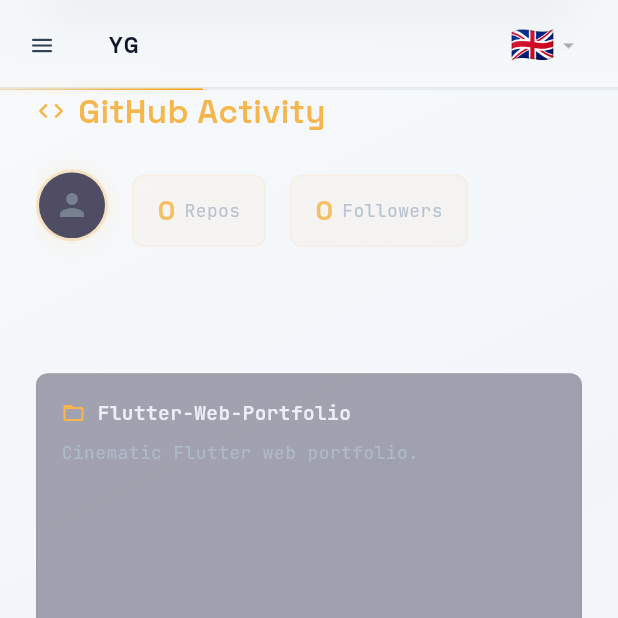
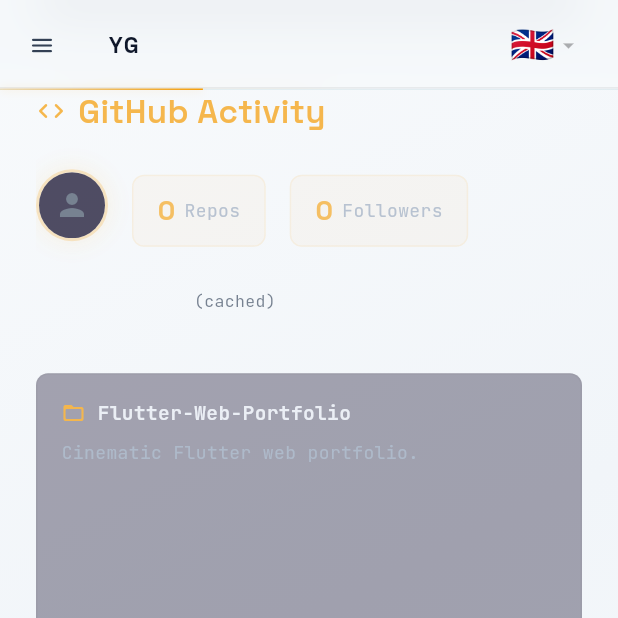
Before and after one commit to Yusufihsangorgel/Flutter-Web-Portfolio, a Flutter app: the screen it shows after launch, scrolled down 2304 dp, on a phone screen of 412 x 824 dp, the top half of it. Run offline on Flutter 3.47's test engine with Material 3 defaults, Android fonts, the phone set to English and light mode, and no system bars; our stand-ins replace flutter_i18n, get, google_fonts, shared_preferences, web; missing offline and left inert: dart:js_interop; network calls fail.

Commit message:
Update README, add accessibility labels, cached indicator, and case study images
- README: update test count to 208, document new features (filtering,
  heatmap, typewriter cycling, cursor trail, progress arc, system theme),
  add easter egg mention
- Project overlay: add Semantics(heading) to case study headings,
  Semantics(link) to URL chips, support optional case study images
  (problem_image/solution_image/result_image) and project header image
- GitHub activity: show "(cached)" label when using fallback data, i18n
  in 7 languages

```diff
--- a/assets/i18n/ar.json
+++ b/assets/i18n/ar.json
@@ -383,7 +383,8 @@
     "github_title": "نشاط GitHub",
     "github_repos": "المستودعات",
     "github_followers": "المتابعون",
-    "github_stars": "النجوم"
+    "github_stars": "النجوم",
+    "github_cached": "(مخزن مؤقتاً)"
   },
   "home_section": {
     "greeting": "مرحباً، اسمي",
--- a/assets/i18n/de.json
+++ b/assets/i18n/de.json
@@ -376,7 +376,8 @@
     "github_title": "GitHub Aktivität",
     "github_repos": "Repos",
     "github_followers": "Follower",
-    "github_stars": "Sterne"
+    "github_stars": "Sterne",
+    "github_cached": "(zwischengespeichert)"
   },
   "home_section": {
     "greeting": "Hallo, mein Name ist",
--- a/assets/i18n/en.json
+++ b/assets/i18n/en.json
@@ -398,7 +398,8 @@
     "github_title": "GitHub Activity",
     "github_repos": "Repos",
     "github_followers": "Followers",
-    "github_stars": "Stars"
+    "github_stars": "Stars",
+    "github_cached": "(cached)"
   },
   "projects_section": {
     "title": "My Projects",
--- a/assets/i18n/es.json
+++ b/assets/i18n/es.json
@@ -394,7 +394,8 @@
     "github_title": "Actividad GitHub",
     "github_repos": "Repos",
     "github_followers": "Seguidores",
-    "github_stars": "Estrellas"
+    "github_stars": "Estrellas",
+    "github_cached": "(en caché)"
   },
   "home_section": {
     "greeting": "Hola, mi nombre es",
--- a/assets/i18n/fr.json
+++ b/assets/i18n/fr.json
@@ -383,7 +383,8 @@
     "github_title": "Activité GitHub",
     "github_repos": "Dépôts",
     "github_followers": "Abonnés",
-    "github_stars": "Étoiles"
+    "github_stars": "Étoiles",
+    "github_cached": "(en cache)"
   },
   "home_section": {
     "greeting": "Bonjour, je m'appelle",
--- a/assets/i18n/hi.json
+++ b/assets/i18n/hi.json
@@ -383,7 +383,8 @@
     "github_title": "GitHub गतिविधि",
     "github_repos": "रेपो",
     "github_followers": "फॉलोअर्स",
-    "github_stars": "स्टार्स"
+    "github_stars": "स्टार्स",
+    "github_cached": "(कैश्ड)"
   },
   "home_section": {
     "greeting": "नमस्ते, मेरा नाम है",
--- a/assets/i18n/tr.json
+++ b/assets/i18n/tr.json
@@ -399,7 +399,8 @@
     "github_title": "GitHub Aktivitesi",
     "github_repos": "Repo",
     "github_followers": "Takipçi",
-    "github_stars": "Yıldız"
+    "github_stars": "Yıldız",
+    "github_cached": "(önbellek)"
   },
   "projects_section": {
     "title": "Projelerim",
--- a/lib/app/widgets/github_activity.dart
+++ b/lib/app/widgets/github_activity.dart
@@ -190,6 +190,14 @@
           _StatChip(label: languageController.getText('about_section.github_repos', defaultValue: 'Repos'), value: repos, accent: accent),
           _StatChip(label: languageController.getText('about_section.github_followers', defaultValue: 'Followers'), value: followers, accent: accent),
           _StatChip(label: languageController.getText('about_section.github_stars', defaultValue: 'Stars'), value: totalStars, accent: accent),
+          if (isError)
+            Text(
+              languageController.getText('about_section.github_cached', defaultValue: '(cached)'),
+              style: AppTypography.caption.copyWith(
+                color: AppColors.textSecondary,
+                fontSize: 11,
+              ),
+            ),
         ],
       );
     });
```
Also changed, not shown: lib/app/widgets/project_detail_overlay.dart (+56 -2 lines), 1 other file.
